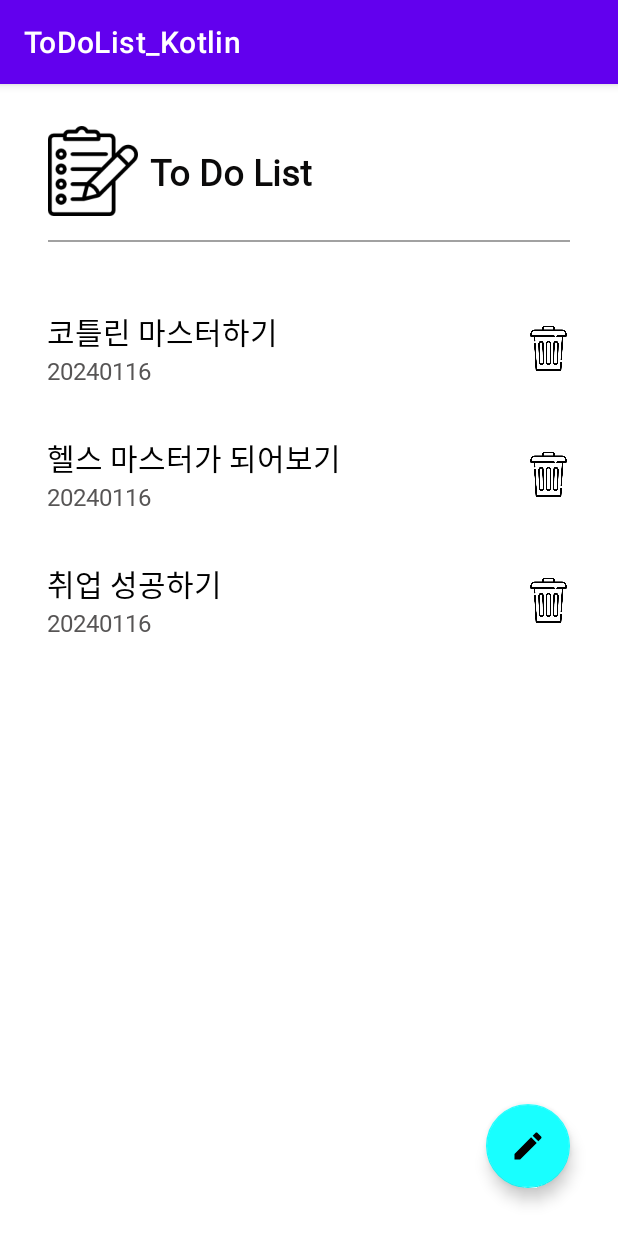
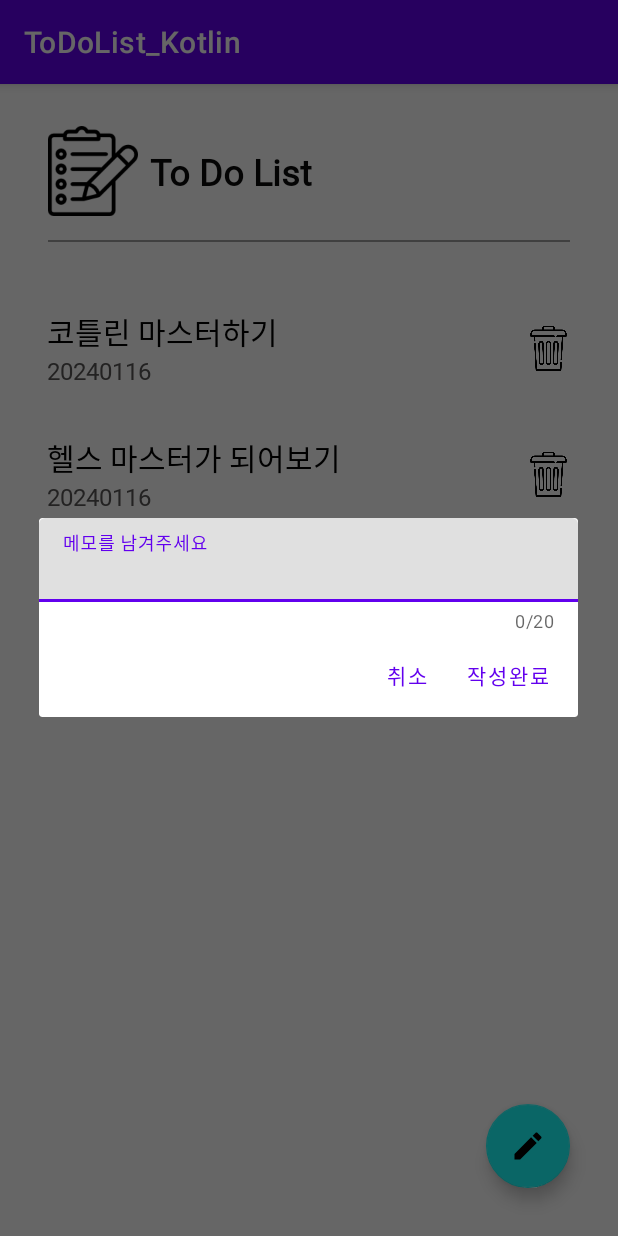
Before and after one commit to kkh725/ToDoList_Kotlin, an Android app: the screen it shows after launch (ListMainActivity), after a tap on an icon or button, on a phone screen of 412 x 824 dp. Run offline under Robolectric (Android 15) with nearby library versions, the light colour scheme and no system bars.

Commit message:
AlertDialog 를 사용한 작성버튼 누를시에 adapter 새로고침되며 새로운 리스트가 추가되는과정

```diff
--- a/app/src/main/java/com/example/todolist_kotlin/ListMainActivity.kt
+++ b/app/src/main/java/com/example/todolist_kotlin/ListMainActivity.kt
@@ -1,10 +1,16 @@
 package com.example.todolist_kotlin
 
+import android.content.DialogInterface
 import androidx.appcompat.app.AppCompatActivity
 import android.os.Bundle
+import android.view.LayoutInflater
+import androidx.appcompat.app.AlertDialog
 import com.example.todolist_kotlin.adapter.TodoAdapter
 import com.example.todolist_kotlin.databinding.ActivityListMainBinding
+import com.example.todolist_kotlin.databinding.DialogEditBinding
 import com.example.todolist_kotlin.model.TodoInfo
+import java.text.SimpleDateFormat
+import java.util.Date
 
 class ListMainActivity : AppCompatActivity() {
 
@@ -21,12 +27,32 @@ class ListMainActivity : AppCompatActivity() {
         //어댑터 인스턴스 생성
         todoAdapter = TodoAdapter()
 
-        //리사이클러뷰의 setadapter .
+        //리사이클러뷰의 set adapter .
         binding.rvTodo.adapter = todoAdapter
 
         //작성하기 버튼 클릭
         binding.btnWrite.setOnClickListener{
+            /**
+             * 작성하기 버튼을 눌렀을때
+             * 여기서 alertdialog 를 띄워서 작성값 입력받기
+             */
 
+            val bindingDialog = DialogEditBinding.inflate(LayoutInflater.from(binding.root.context),binding.root,false)
+
+            AlertDialog.Builder(this)
+                .setView(bindingDialog.root)
+                .setPositiveButton("작성완료",DialogInterface.OnClickListener { dialogInterface, which ->
+                    //작성완료 버튼 눌렀을때.
+                    val todoItem = TodoInfo()
+                    todoItem.todoContent = bindingDialog.etMemo.text.toString()
+                    todoItem.todoDate = SimpleDateFormat("yyyy-mm-dd HH:mm:ss").format(Date())
+                    todoAdapter.addListItem(todoItem)
+                    todoAdapter.notifyDataSetChanged() //리스트 새로고침 로직. 데이터는 반영되지만 ui상에서는 구현안됨. 이 문장이 있어야 어답터/뷰홀더가 새로고침됨.
+
+                }) .setNegativeButton("취소",DialogInterface.OnClickListener { dialogInterface, which ->
+                    //알아서 취소버튼 눌려짐.
+                })
+                .show()
         }
 
     }
--- a/app/src/main/java/com/example/todolist_kotlin/adapter/TodoAdapter.kt
+++ b/app/src/main/java/com/example/todolist_kotlin/adapter/TodoAdapter.kt
@@ -31,6 +31,10 @@
         todoItem3.todoContent = "취업 성공하기"
         todoItem3.todoDate = "20240116"
         lstTodo.add(todoItem3)
+    }
+
+    fun addListItem(todoItem: TodoInfo){ //todoinfo 객체를 하나 넣어줘야함.
+        lstTodo.add(0,todoItem) //얘는 항상 마지막에 들어오도록 되어있는데, 스택형식으로 넣어주면 좋을듯? 이렇게 해주면 항상 0번째 index로 들어오게된다.
     }
 
     /**
--- /dev/null
+++ b/app/src/main/res/layout/dialog_edit.xml
@@ -0,0 +1,31 @@
+<?xml version="1.0" encoding="utf-8"?>
+<LinearLayout xmlns:android="http://schemas.android.com/apk/res/android"
+    android:layout_width="match_parent"
+    xmlns:app="http://schemas.android.com/apk/res-auto"
+    android:orientation="vertical"
+    android:layout_height="wrap_content"
+
+    android:layout_margin="16dp">
+
+    <com.google.android.material.textfield.TextInputLayout
+        android:layout_height="wrap_content"
+        android:layout_width="match_parent"
+        app:counterEnabled="true"
+        app:counterMaxLength="20">
+        <com.google.android.material.textfield.TextInputEditText
+            android:layout_width="match_parent"
+            android:layout_height="wrap_content"
+            android:id="@+id/et_memo"
+            android:fontFamily="@font/cafe24surorundair"
+            android:singleLine="true"
+            android:maxLines="1"
+            android:maxLength="20"
+            android:hint="메모를 남겨주세요"
+            />
+
+
+    </com.google.android.material.textfield.TextInputLayout>
+
+
+
+</LinearLayout>
```
